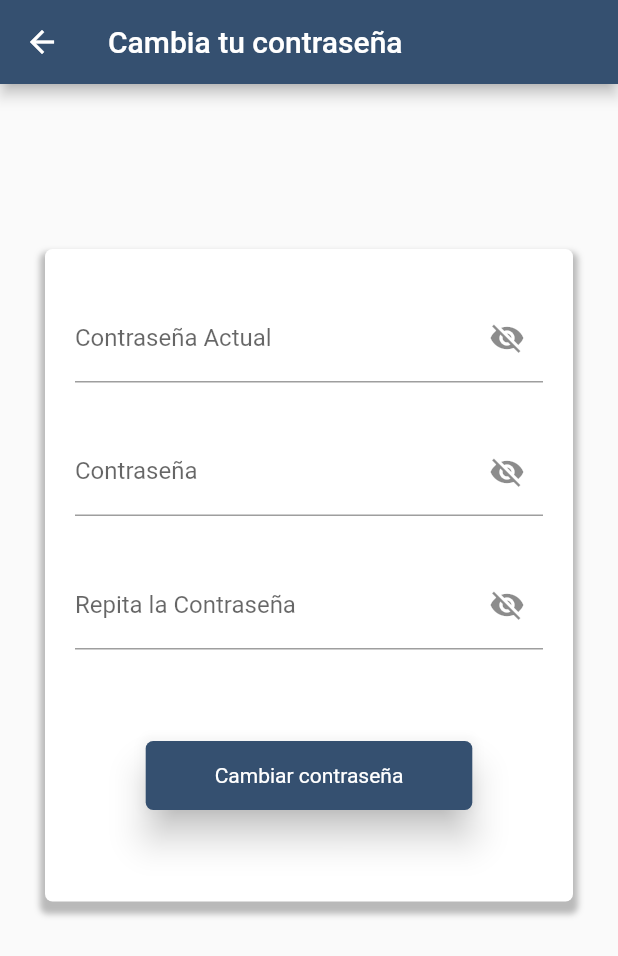
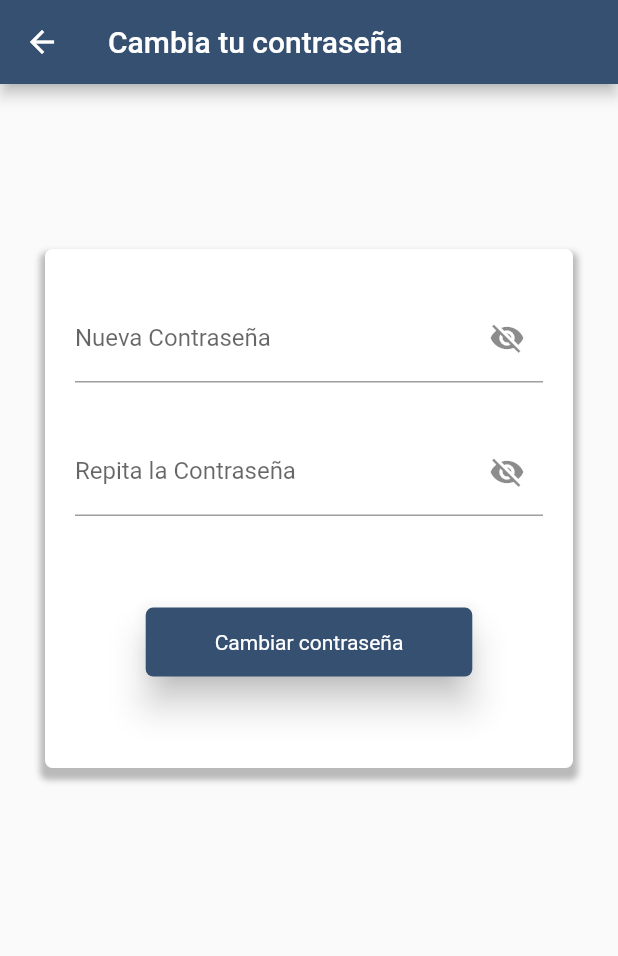
Before and after one commit to PieritoAlva95/tesis-app-movil, a Flutter app: the CambiarPasswordPage screen opened by its route, on a phone screen of 412 x 824 dp. Shown: the top 956 px of the screen. Run offline on Flutter 3.47's test engine with Material 2 defaults, Android fonts, the phone set to English and light mode, and no system bars; our stand-ins replace firebase_core, firebase_messaging, image_picker, jwt_decoder, rflutter_alert, rxdart and 2 more; accounts and stored records are empty; network calls fail.

Commit message:
First Commit

```diff
--- a/lib/pages/cambiar.password.page.dart
+++ b/lib/pages/cambiar.password.page.dart
@@ -92,10 +92,10 @@ class _CambiarPasswordPage extends State<CambiarPasswordPage> {
                 const SizedBox(
                   height: 30.0,
                 ),
-                _crearPasswordActual(),
-                const SizedBox(
-                  height: 30.0,
-                ),
+                // _crearPasswordActual(),
+                // const SizedBox(
+                //   height: 30.0,
+                // ),
                 _crearPassword(),
                 const SizedBox(
                   height: 30.0,
@@ -159,7 +159,7 @@ class _CambiarPasswordPage extends State<CambiarPasswordPage> {
               }
             },
           ),
-          labelText: 'Contraseña',
+          labelText: 'Nueva Contraseña',
           //counterText: snapshot.data,
         ),
       ),
--- a/lib/pages/home.page.dart
+++ b/lib/pages/home.page.dart
@@ -52,6 +52,8 @@ class _HomePageState extends State<HomePage> {
     if (verify) {
       estaLogueado = false;
       preferenciaToken.clear();
+      Navigator.pop(context);
+      Navigator.pushNamed(context, 'login');
     } else {
       estaLogueado = true;
       print('Token válido ${preferenciaToken.token}');
--- a/lib/provider/usuario.provider.dart
+++ b/lib/provider/usuario.provider.dart
@@ -86,11 +86,11 @@ class UsuariosProvider {
   }
 
   Future<bool> verificarToken() async {
-    final url = '$_url/api/usuarios/validar/token?token=${preferencias.token}';
+    final url = '$_url/api/usuarios/validar/token';
     bool result;
     final resp = await http.post(Uri.parse(url),
         headers: {"Content-Type": "application/json"},
-        body: preferencias.token);
+        body: json.encode({'token': preferencias.token}));
 
     if (resp.statusCode == 404) {
       result = true;
--- a/lib/utils/utils.dart
+++ b/lib/utils/utils.dart
@@ -4,8 +4,8 @@ String urlPhotoUserNotFound =
     'https://us.123rf.com/450wm/apoev/apoev1902/apoev190200141/125038134-persona-hombre-de-marcador-de-posici%C3%B3n-de-foto-gris-en-un-traje-sobre-fondo-gris.jpg?ver=6';
 String URLFOTOPERFIL =
     'https://us.123rf.com/450wm/apoev/apoev1902/apoev190200141/125038134-persona-hombre-de-marcador-de-posici%C3%B3n-de-foto-gris-en-un-traje-sobre-fondo-gris.jpg?ver=6';
-String URLFOTO = 'https://backend-tesis-node.herokuapp.com/uploads/';
-String URLBASE = 'https://backend-tesis-node.herokuapp.com';
+String URLFOTO = 'https://backend-tesis-jobs.herokuapp.com/uploads/';
+String URLBASE = 'https://backend-tesis-jobs.herokuapp.com';
 
 String SEARCHNOTFOUND =
     'https://img.freepik.com/premium-vector/file-found-illustration-with-confused-people-holding-big-magnifier-search-no-result_258153-336.jpg?w=900';
```
Also changed, not shown: lib/pages/misContratos.page.dart (+4 -3 lines).
